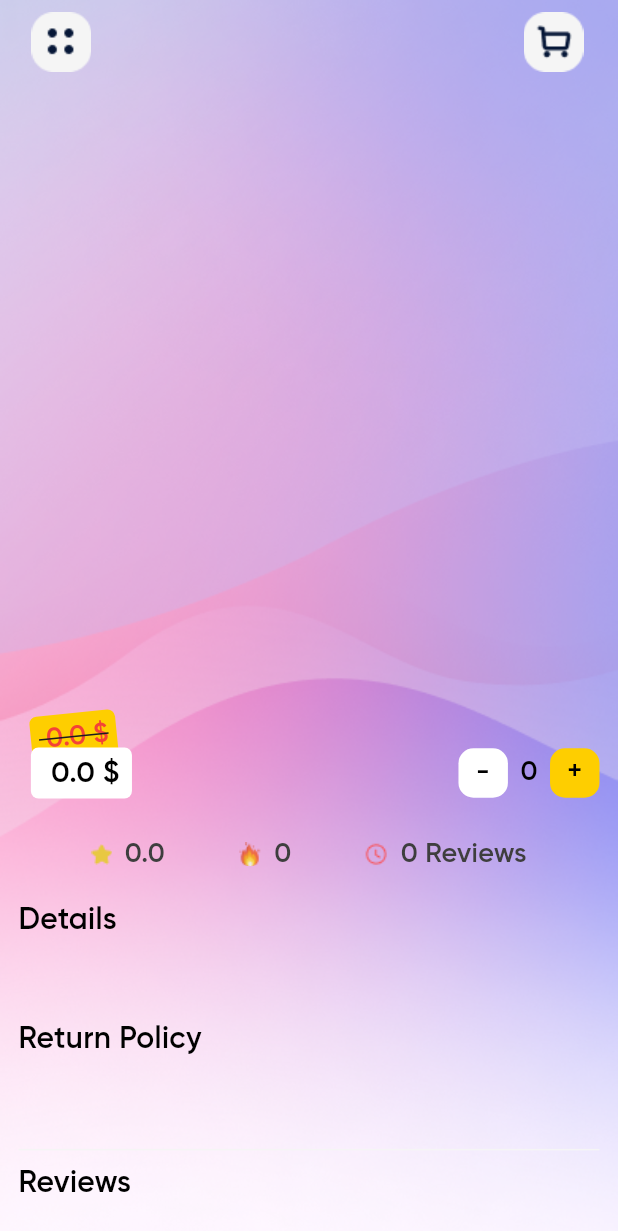
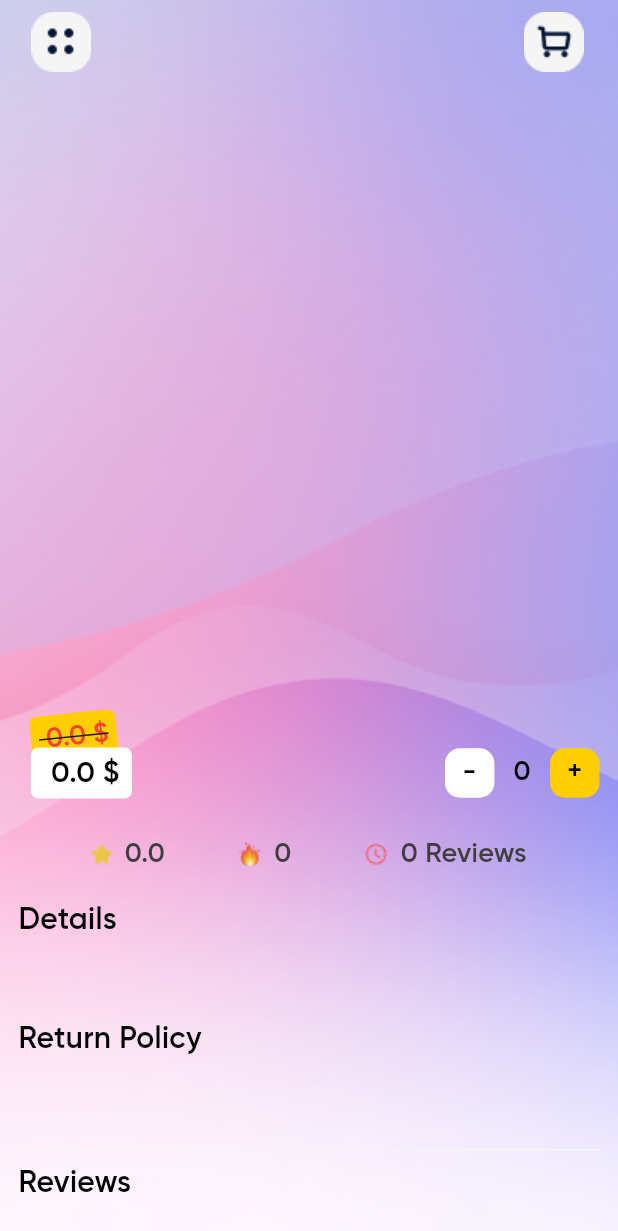
Before and after one commit to MahmutCanYazlak/snap_cart, a Flutter app: the ProductDetail screen opened directly with empty values, on a phone screen of 412 x 824 dp. Shown: the top 1231 px of the screen. Run offline on Flutter 3.47's test engine with Material 3 defaults, Android fonts, the phone set to English and light mode, and no system bars; drawn by our look-alikes of smooth_page_indicator; our stand-ins replace cached_network_image, dio, flutter_riverpod, flutter_svg, hive_flutter, logger and 1 more; missing offline and left inert: fluid_bottom_nav_bar; accounts and stored records are empty.

Commit message:
Refactor QuantitySelector widget for improved button functionality and layout

```diff
--- a/lib/features/product/widget/quantity_selector.dart
+++ b/lib/features/product/widget/quantity_selector.dart
@@ -27,12 +27,12 @@ class QuantitySelector extends StatelessWidget {
           ),
           width: context.width * 0.08,
           color: AppColors.whiteColor,
-          onPressed: onDecrease, // Eksi butonuna tıklanma işlevi
+          onPressed: onDecrease,
         ),
-        Padding(
-          padding: context.paddingAllLow,
+        SizedBox(
+          width: context.width * 0.09,
           child: CustomText(
-            label: "$quantity", // Miktarı göster
+            label: "$quantity",
           ),
         ),
         CustomSquareButton(
@@ -42,7 +42,7 @@ class QuantitySelector extends StatelessWidget {
           width: context.width * 0.08,
           isSelected: true,
           color: AppColors.primary,
-          onPressed: onIncrease, // Artı butonuna tıklanma işlevi
+          onPressed: onIncrease,
         ),
       ],
     );
```
